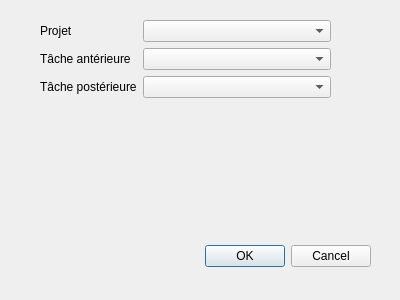
This is ProjectCalendar/dialogprecedence.ui in pzins/ProjectCalendar_LO21 as Qt 5 draws it before an edit. The edited form follows.
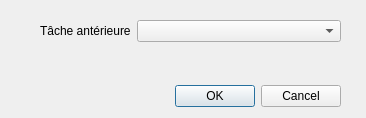
This is the edited form.

```diff
--- a/ProjectCalendar/dialogprecedence.ui
+++ b/ProjectCalendar/dialogprecedence.ui
@@ -6,8 +6,8 @@
    <rect>
     <x>0</x>
     <y>0</y>
-    <width>400</width>
-    <height>300</height>
+    <width>366</width>
+    <height>118</height>
    </rect>
   </property>
   <property name="windowTitle">
@@ -16,8 +16,8 @@
   <widget class="QDialogButtonBox" name="valider">
    <property name="geometry">
     <rect>
-     <x>30</x>
-     <y>240</y>
+     <x>0</x>
+     <y>80</y>
      <width>341</width>
      <height>32</height>
     </rect>
@@ -34,41 +34,24 @@
     <rect>
      <x>40</x>
      <y>20</y>
-     <width>291</width>
-     <height>191</height>
+     <width>301</width>
+     <height>41</height>
     </rect>
    </property>
    <layout class="QFormLayout" name="formLayout">
+    <property name="fieldGrowthPolicy">
+     <enum>QFormLayout::AllNonFixedFieldsGrow</enum>
+    </property>
     <item row="0" column="0">
-     <widget class="QLabel" name="label">
-      <property name="text">
-       <string>Projet</string>
-      </property>
-     </widget>
-    </item>
-    <item row="1" column="0">
-     <widget class="QLabel" name="label_2">
-      <property name="text">
-       <string>Tâche antérieure</string>
-      </property>
-     </widget>
-    </item>
-    <item row="2" column="0">
      <widget class="QLabel" name="label_3">
       <property name="text">
-       <string>Tâche postérieure</string>
+       <string>Tâche antérieure</string>
       </property>
      </widget>
     </item>
     <item row="0" column="1">
-     <widget class="QComboBox" name="projet"/>
-    </item>
-    <item row="1" column="1">
      <widget class="QComboBox" name="anterieure"/>
     </item>
-    <item row="2" column="1">
-     <widget class="QComboBox" name="posterieure"/>
-    </item>
    </layout>
   </widget>
  </widget>
```
